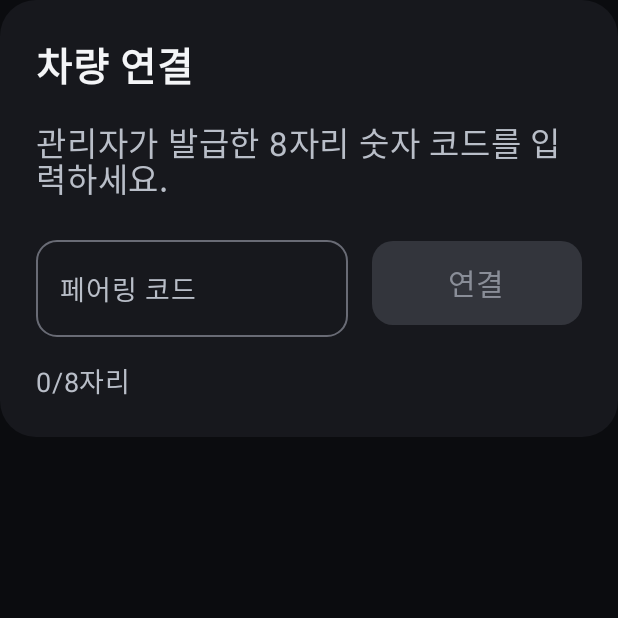
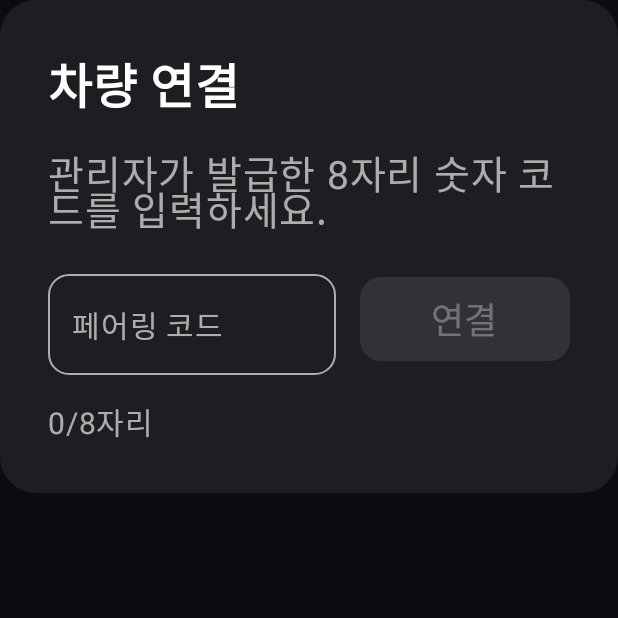
Before and after one commit to FrameMayoChuatang/AutoLog-app, an Android app built with Jetpack Compose: the composable VehicleLinkCard shown on its own in the app's theme, on a phone screen of 412 x 824 dp, the top half of it. Run offline under Robolectric (Android 15) with nearby library versions, the phone set to English and light mode, and no system bars; libraries missing offline, so code that uses them is left out: ai.pleos.playground; pictures from the network do not load; 3 statements that could not run were skipped.

Commit message:
feat: 차량·기록 화면에 Pleos Connect 디자인 토큰 적용

```diff
--- a/app/src/main/java/com/framemayo/autolog/ui/LinkAndConsent.kt
+++ b/app/src/main/java/com/framemayo/autolog/ui/LinkAndConsent.kt
@@ -35,12 +35,12 @@ internal fun ConsentDialog(name: String, vm: MainViewModel, requestLocationPermi
     AlertDialog(
         onDismissRequest = vm::dismissConsent,
         containerColor = VehicleUi.Surface,
-        title = { Text("위치정보 수집 동의", fontSize = 28.sp, color = VehicleUi.Primary) },
+        title = { Text("위치정보 수집 동의", fontSize = VehicleUi.Title, color = VehicleUi.Primary) },
         text = {
             Text(
                 "${name}님의 업무 운행에 한해 도착 위치를 저장합니다. 개인 운행은 저장하지 않으며, " +
                     "동의하지 않아도 운행 기록은 정상 작성됩니다. 동의는 언제든 철회할 수 있습니다.",
-                fontSize = VehicleUi.Body, lineHeight = 32.sp, color = VehicleUi.Secondary,
+                fontSize = VehicleUi.Body, lineHeight = 34.sp, color = VehicleUi.Secondary,
             )
         },
         confirmButton = { VehiclePrimaryButton("동의", { vm.answerConsent(true); requestLocationPermission() }) },
@@ -85,7 +85,7 @@ internal fun VehicleLinkCard(vm: MainViewModel) {
             Row(verticalAlignment = Alignment.CenterVertically) {
                 Column(Modifier.weight(1f), verticalArrangement = Arrangement.spacedBy(6.dp)) {
                     Text("연결됨", fontSize = VehicleUi.Caption, color = VehicleUi.Positive)
-                    Text(link.registrationNumber, fontSize = 30.sp, fontWeight = FontWeight.SemiBold, color = VehicleUi.Primary)
+                    Text(link.registrationNumber, fontSize = VehicleUi.Value, fontWeight = FontWeight.Bold, color = VehicleUi.Primary)
                     if (link.model.isNotBlank()) Text(link.model, fontSize = VehicleUi.Caption, color = VehicleUi.Secondary)
                 }
                 VehicleSecondaryButton("연결 해제", { confirming = true })
@@ -94,11 +94,11 @@ internal fun VehicleLinkCard(vm: MainViewModel) {
         if (confirming) AlertDialog(
             onDismissRequest = { confirming = false },
             containerColor = VehicleUi.Surface,
-            title = { Text("차량 연결을 해제할까요?", fontSize = 28.sp, color = VehicleUi.Primary) },
+            title = { Text("차량 연결을 해제할까요?", fontSize = VehicleUi.Title, color = VehicleUi.Primary) },
             text = {
                 Text(
                     "해제하면 운행을 시작할 수 없고, 아직 전송되지 않은 기록은 다시 연결한 뒤 처음부터 전송합니다.",
-                    fontSize = VehicleUi.Body, lineHeight = 32.sp, color = VehicleUi.Secondary,
+                    fontSize = VehicleUi.Body, lineHeight = 34.sp, color = VehicleUi.Secondary,
                 )
             },
             confirmButton = {
@@ -124,10 +124,10 @@ internal fun VehicleLinkCard(vm: MainViewModel) {
                 Modifier.weight(1f).widthIn(max = 480.dp),
                 label = { Text("페어링 코드", fontSize = VehicleUi.Caption) },
                 singleLine = true,
-                textStyle = TextStyle(fontSize = 28.sp, letterSpacing = 4.sp, color = VehicleUi.Primary),
+                textStyle = TextStyle(fontSize = VehicleUi.Value, letterSpacing = 4.sp, color = VehicleUi.Primary),
                 shape = RoundedCornerShape(14.dp),
                 colors = OutlinedTextFieldDefaults.colors(
-                    focusedBorderColor = VehicleUi.Primary, unfocusedBorderColor = VehicleUi.Outline,
+                    focusedBorderColor = VehicleUi.Primary, unfocusedBorderColor = VehicleUi.Secondary,
                     focusedLabelColor = VehicleUi.Primary, unfocusedLabelColor = VehicleUi.Secondary,
                     cursorColor = VehicleUi.Primary,
                 ),
@@ -141,6 +141,6 @@ internal fun VehicleLinkCard(vm: MainViewModel) {
             )
         }
         Text("${code.length}/${VehicleLinkRepository.CODE_LENGTH}자리", fontSize = VehicleUi.Caption, color = VehicleUi.Secondary)
-        s.error?.let { Text(it, fontSize = VehicleUi.Caption, lineHeight = 26.sp, color = VehicleUi.Error) }
+        s.error?.let { Text(it, fontSize = VehicleUi.Caption, lineHeight = 24.sp, color = VehicleUi.Error) }
     }
 }
--- a/app/src/main/java/com/framemayo/autolog/ui/VehicleScreenStyle.kt
+++ b/app/src/main/java/com/framemayo/autolog/ui/VehicleScreenStyle.kt
@@ -21,26 +21,29 @@ import androidx.compose.ui.unit.dp
 import androidx.compose.ui.unit.sp
 
 internal object VehicleUi {
-    val Surface = Color(0xFF17181D)
-    val Primary = Color(0xFFF4F5F7)
-    val Secondary = Color(0xFFB9BEC8)
-    val Outline = Color(0xFF696B75)
-    val Positive = Color(0xFF95D7BA)
+    val Surface = Color(0xFF1D1E21)
+    val Tile = Color(0xFF313236)
+    val Primary = Color(0xFFFFFFFF)
+    val Secondary = Color(0xA3FFFFFF)
+    val Outline = Color(0x33FFFFFF)
+    val Disabled = Color(0x52FFFFFF)
+    val Positive = Color(0xFF02C265)
+    val Error = Color(0xFFFE3D16)
     val Caution = Color(0xFFF0CF8A)
-    val Error = Color(0xFFFFB4AB)
 
-    val Title = 26.sp
-    val Body = 22.sp
-    val Caption = 18.sp
-    val ButtonText = 20.sp
+    val Title = 32.sp
+    val Value = 30.sp
+    val Body = 26.sp
+    val Caption = 20.sp
+    val ButtonText = 24.sp
     val MinTouch = 56.dp
 }
 
 @Composable
 internal fun VehicleSection(title: String, modifier: Modifier = Modifier, content: @Composable ColumnScope.() -> Unit) {
     Surface(modifier.fillMaxWidth(), shape = RoundedCornerShape(24.dp), color = VehicleUi.Surface) {
-        Column(Modifier.padding(24.dp), verticalArrangement = Arrangement.spacedBy(16.dp)) {
-            Text(title, fontSize = VehicleUi.Title, fontWeight = FontWeight.SemiBold, color = VehicleUi.Primary)
+        Column(Modifier.padding(32.dp), verticalArrangement = Arrangement.spacedBy(16.dp)) {
+            Text(title, fontSize = VehicleUi.Title, lineHeight = 40.sp, fontWeight = FontWeight.Bold, color = VehicleUi.Primary)
             content()
         }
     }
@@ -53,7 +56,7 @@ internal fun VehiclePrimaryButton(text: String, onClick: () -> Unit, modifier: M
         shape = RoundedCornerShape(14.dp),
         colors = ButtonDefaults.buttonColors(
             containerColor = Color.White, contentColor = VehicleUi.Surface,
-            disabledContainerColor = Color(0xFF33353C), disabledContentColor = Color(0xFF8A8E98),
+            disabledContainerColor = VehicleUi.Tile, disabledContentColor = VehicleUi.Disabled,
         ),
     ) { Text(text, fontSize = VehicleUi.ButtonText) }
 }
```
Also changed, not shown: app/src/main/java/com/framemayo/autolog/ui/MainActivity.kt (+11 -10 lines).
